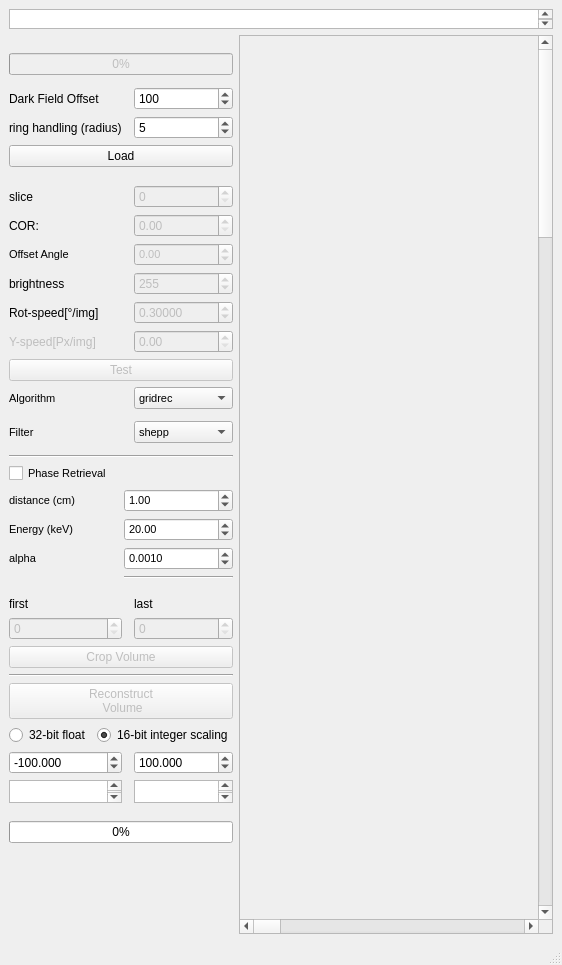
First picture: the form in BAMline_on_the_fly_CT/on_the_fly_CT_tester.ui, repository HMarkoetter/BAMline_CT_preview_RECO, before the edit.
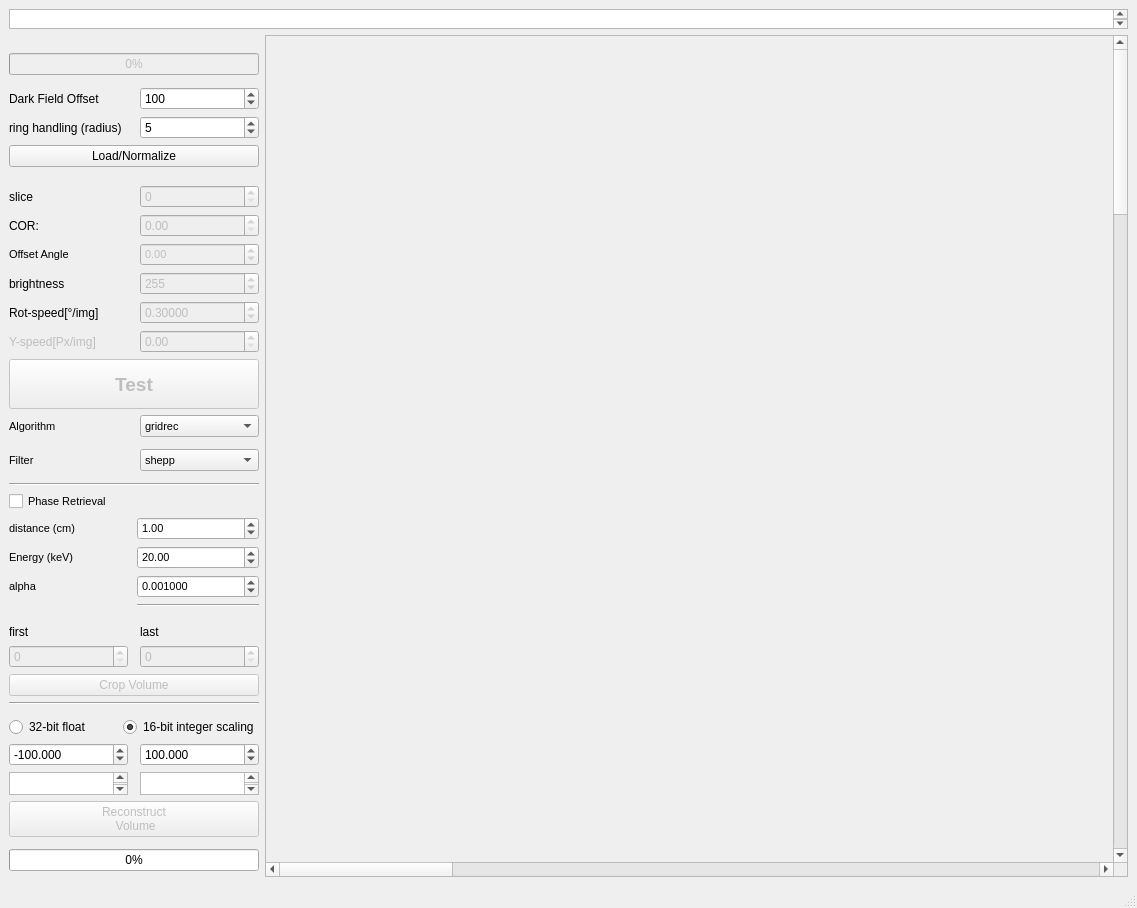
Second picture: the form after the edit.

Commit message: writing parameter file

What changed in the file:
```diff
--- a/BAMline_on_the_fly_CT/on_the_fly_CT_tester.ui
+++ b/BAMline_on_the_fly_CT/on_the_fly_CT_tester.ui
@@ -6,8 +6,8 @@
    <rect>
     <x>0</x>
     <y>0</y>
-    <width>562</width>
-    <height>965</height>
+    <width>1137</width>
+    <height>898</height>
    </rect>
   </property>
   <property name="windowTitle">
@@ -201,6 +201,19 @@
       <property name="enabled">
        <bool>false</bool>
       </property>
+      <property name="minimumSize">
+       <size>
+        <width>0</width>
+        <height>50</height>
+       </size>
+      </property>
+      <property name="font">
+       <font>
+        <pointsize>14</pointsize>
+        <weight>75</weight>
+        <bold>true</bold>
+       </font>
+      </property>
       <property name="text">
        <string>Test</string>
       </property>
@@ -287,21 +300,10 @@
       </property>
      </widget>
     </item>
-    <item row="32" column="0" colspan="3">
-     <widget class="QPushButton" name="pushReconstruct_all">
-      <property name="enabled">
-       <bool>false</bool>
-      </property>
-      <property name="text">
-       <string>Reconstruct
- Volume</string>
-      </property>
-     </widget>
-    </item>
     <item row="9" column="0" rowspan="2" colspan="3">
      <widget class="QPushButton" name="pushLoad">
       <property name="text">
-       <string>Load</string>
+       <string>Load/Normalize</string>
       </property>
      </widget>
     </item>
@@ -691,7 +693,7 @@
          </font>
         </property>
         <property name="decimals">
-         <number>4</number>
+         <number>6</number>
         </property>
         <property name="singleStep">
          <double>0.000100000000000</double>
@@ -787,6 +789,17 @@
       </item>
      </layout>
     </item>
+    <item row="36" column="0" colspan="3">
+     <widget class="QPushButton" name="pushReconstruct_all">
+      <property name="enabled">
+       <bool>false</bool>
+      </property>
+      <property name="text">
+       <string>Reconstruct
+ Volume</string>
+      </property>
+     </widget>
+    </item>
    </layout>
   </widget>
   <widget class="QMenuBar" name="menubar">
```
Left out of the diff: 2 changed lines with no effect on the pictures. The commit also changes 1 other file.
